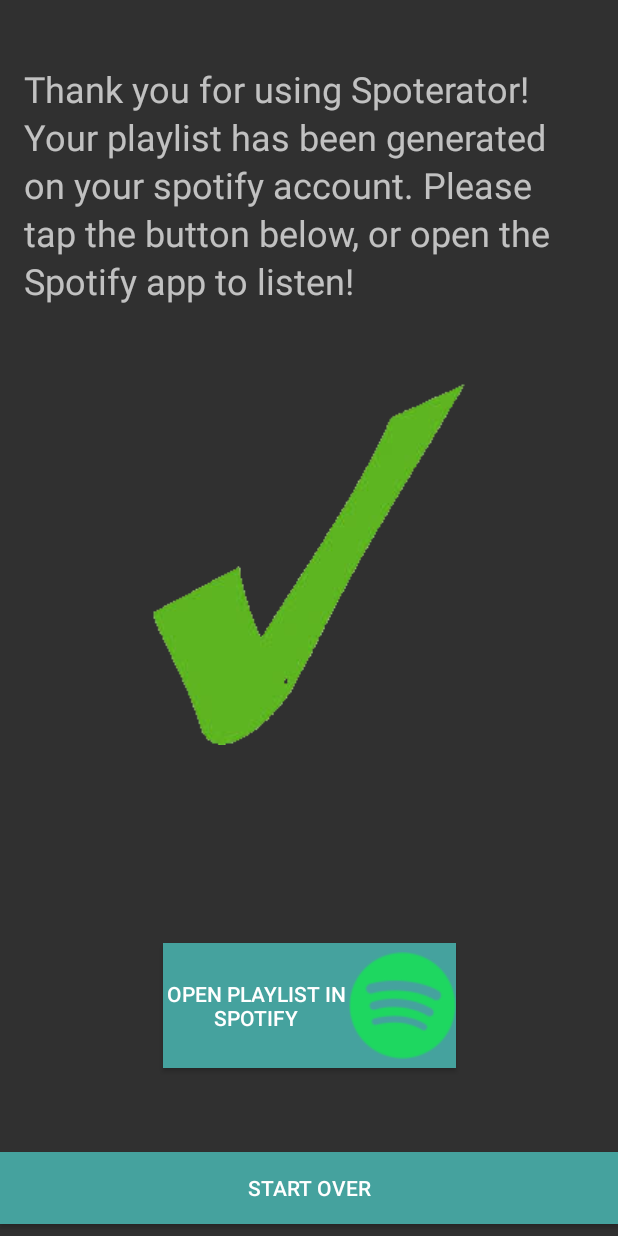
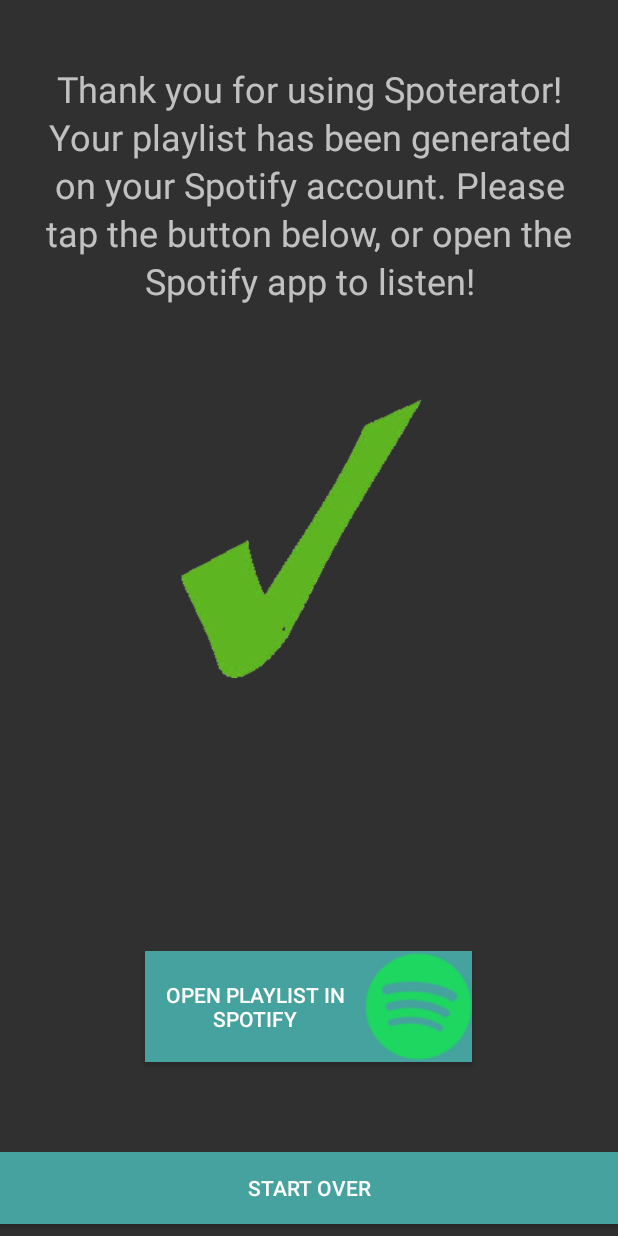
Before and after one commit to mineyev2/PicturePlaylist, an Android app: the PlaylistActivity screen opened directly, with no data from a screen before it, on a phone screen of 412 x 824 dp. Run offline under Robolectric (Android 15) with nearby library versions, the phone set to English and light mode, and no system bars; libraries missing offline, so code that uses them is left out: kaaes.spotify.webapi, retrofit.client; Roboto replaces fonts that are not available here; 11 statements that could not run were skipped.

Commit message:
small tweaks

```diff
--- a/app/src/main/java/com/example/testingimagerecognition/MainActivity.java
+++ b/app/src/main/java/com/example/testingimagerecognition/MainActivity.java
@@ -52,6 +52,8 @@ public class MainActivity extends AppCompatActivity {
         super.onCreate(savedInstanceState);
         setContentView(R.layout.activity_main);
 
+        Button confirm = findViewById(R.id.confirm);
+        confirm.setVisibility(View.INVISIBLE);
         Drawable d = ((ImageView) findViewById(R.id.imageView)).getDrawable();
         bitmap = ((BitmapDrawable) d).getBitmap();
 
@@ -85,7 +87,6 @@ public class MainActivity extends AppCompatActivity {
                 }
             });
         }
-
 
 
     }
@@ -147,6 +148,8 @@ public class MainActivity extends AppCompatActivity {
             imageView.setImageBitmap(bitmap);
         }
 
+        Button confirm = findViewById(R.id.confirm);
+        confirm.setVisibility(View.VISIBLE);
         detectLabelsInImage();
     }
 
--- a/app/src/main/res/layout/activity_main.xml
+++ b/app/src/main/res/layout/activity_main.xml
@@ -20,7 +20,8 @@
         android:layout_width="204dp"
         android:layout_height="45dp"
         android:backgroundTint="@color/background"
-        android:text="Take a Picture"
+        android:drawableEnd="@android:drawable/ic_menu_camera"
+        android:text="Camera"
         android:textColor="@android:color/white"
         android:textSize="18sp"
         app:layout_constraintEnd_toEndOf="parent"
@@ -33,7 +34,8 @@
         android:layout_width="205dp"
         android:layout_height="45dp"
         android:backgroundTint="@color/background"
-        android:text="Open Gallery"
+        android:drawableEnd="@android:drawable/ic_menu_gallery"
+        android:text="Gallery"
         android:textColor="@android:color/white"
         android:textSize="18sp"
         app:layout_constraintStart_toStartOf="parent"
--- a/app/src/main/res/layout/activity_playlist.xml
+++ b/app/src/main/res/layout/activity_playlist.xml
@@ -18,8 +18,8 @@
             android:layout_marginEnd="16dp"
             android:layout_marginBottom="32dp"
             android:lineSpacingExtra="4sp"
-            android:text="Thank you for using Spoterator! Your playlist has been generated on your spotify account. Please tap the button below, or open the Spotify app to listen!"
-            android:textAlignment="viewStart"
+            android:text="Thank you for using Spoterator! Your playlist has been generated on your Spotify account. Please tap the button below, or open the Spotify app to listen!"
+            android:textAlignment="center"
             android:textSize="24dp"
             app:layout_constraintBottom_toBottomOf="parent"
             app:layout_constraintEnd_toEndOf="parent"
@@ -40,21 +40,22 @@
 
         <Button
             android:id="@+id/spotifyBut"
-            android:layout_width="195dp"
-            android:layout_height="83dp"
-            android:layout_marginBottom="112dp"
+            android:layout_width="218dp"
+            android:layout_height="74dp"
+            android:layout_marginBottom="116dp"
             android:background="@color/background"
             android:drawableRight="@drawable/spotify_icon"
             android:text="Open Playlist in Spotify"
             android:textColor="@android:color/white"
             app:layout_constraintBottom_toBottomOf="parent"
             app:layout_constraintEnd_toEndOf="parent"
+            app:layout_constraintHorizontal_bias="0.497"
             app:layout_constraintStart_toStartOf="parent" />
 
         <ImageView
             android:id="@+id/imageView"
-            android:layout_width="match_parent"
-            android:layout_height="wrap_content"
+            android:layout_width="402dp"
+            android:layout_height="186dp"
             android:layout_marginTop="8dp"
             android:layout_marginBottom="140dp"
             app:layout_constraintBottom_toBottomOf="parent"
--- a/app/src/main/res/values/strings.xml
+++ b/app/src/main/res/values/strings.xml
@@ -1,6 +1,6 @@
 <resources>
     <string name="app_name">Picture Playlist Generator</string>
     <string name = "launcherIntro">Welcome to Spoterator!</string>
-    <string name = "explanation">Spoterator is an app which enables you to generate a Spotify playlist using any picture that you have! All you have to do is follow these simple steps below!</string>
-    <string name = "steps">\n\nStep 1: Login to Spotify\n\nStep 2: Select an image\n\nStep 3: Confirm, and you are done!</string>
+    <string name = "explanation">Spoterator is an app which allows you to create a unique, personalized Spotify playlist for any mood using your favorite pictures. All you have to do is follow these simple steps below!</string>
+    <string name = "steps">\n\nStep 1: Login to Spotify\n\nStep 2: Select an image\n\nStep 3: Confirm, sit back, and listen!</string>
 </resources>
```
Also changed, not shown: app/src/main/java/com/example/testingimagerecognition/HelpActivity.java (deleted, +0 -13 lines), app/src/main/res/drawable/round_button.xml (added, +13 -0 lines), app/src/main/res/layout/activity_help.xml (deleted, +0 -13 lines).
